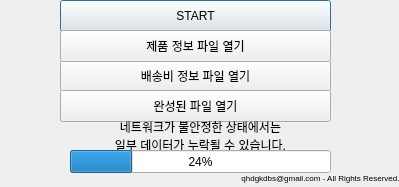
Above: miele_get_price.ui from qhdgkdbs/price_search before the change. Below: the same form after it.
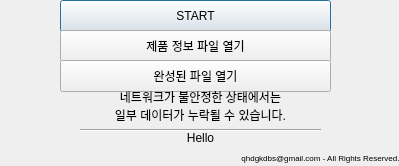
That is the form after the change.

Diff of the .ui file:
```diff
--- a/miele_get_price.ui
+++ b/miele_get_price.ui
@@ -7,7 +7,7 @@
     <x>0</x>
     <y>0</y>
     <width>399</width>
-    <height>187</height>
+    <height>166</height>
    </rect>
   </property>
   <property name="windowTitle">
@@ -26,19 +26,6 @@
     <string>START</string>
    </property>
   </widget>
-  <widget class="QPushButton" name="btn_ship">
-   <property name="geometry">
-    <rect>
-     <x>60</x>
-     <y>60</y>
-     <width>271</width>
-     <height>32</height>
-    </rect>
-   </property>
-   <property name="text">
-    <string>배송비 정보 파일 열기</string>
-   </property>
-  </widget>
   <widget class="QPushButton" name="btn_base">
    <property name="geometry">
     <rect>
@@ -56,7 +43,7 @@
    <property name="geometry">
     <rect>
      <x>60</x>
-     <y>90</y>
+     <y>60</y>
      <width>271</width>
      <height>32</height>
     </rect>
@@ -69,7 +56,7 @@
    <property name="geometry">
     <rect>
      <x>100</x>
-     <y>120</y>
+     <y>90</y>
      <width>201</width>
      <height>31</height>
     </rect>
@@ -87,24 +74,11 @@
     <set>Qt::AlignCenter</set>
    </property>
   </widget>
-  <widget class="QProgressBar" name="progressBar">
-   <property name="geometry">
-    <rect>
-     <x>70</x>
-     <y>150</y>
-     <width>261</width>
-     <height>23</height>
-    </rect>
-   </property>
-   <property name="value">
-    <number>24</number>
-   </property>
-  </widget>
   <widget class="QLabel" name="label_2">
    <property name="geometry">
     <rect>
      <x>240</x>
-     <y>170</y>
+     <y>150</y>
      <width>161</width>
      <height>16</height>
     </rect>
@@ -121,6 +95,40 @@
     <set>Qt::AlignCenter</set>
    </property>
   </widget>
+  <widget class="QLabel" name="now_data">
+   <property name="geometry">
+    <rect>
+     <x>110</x>
+     <y>130</y>
+     <width>181</width>
+     <height>16</height>
+    </rect>
+   </property>
+   <property name="text">
+    <string>Hello</string>
+   </property>
+   <property name="alignment">
+    <set>Qt::AlignCenter</set>
+   </property>
+  </widget>
+  <widget class="Line" name="line">
+   <property name="geometry">
+    <rect>
+     <x>80</x>
+     <y>120</y>
+     <width>241</width>
+     <height>20</height>
+    </rect>
+   </property>
+   <property name="font">
+    <font>
+     <pointsize>29</pointsize>
+    </font>
+   </property>
+   <property name="orientation">
+    <enum>Qt::Horizontal</enum>
+   </property>
+  </widget>
  </widget>
  <resources/>
  <connections/>
```
